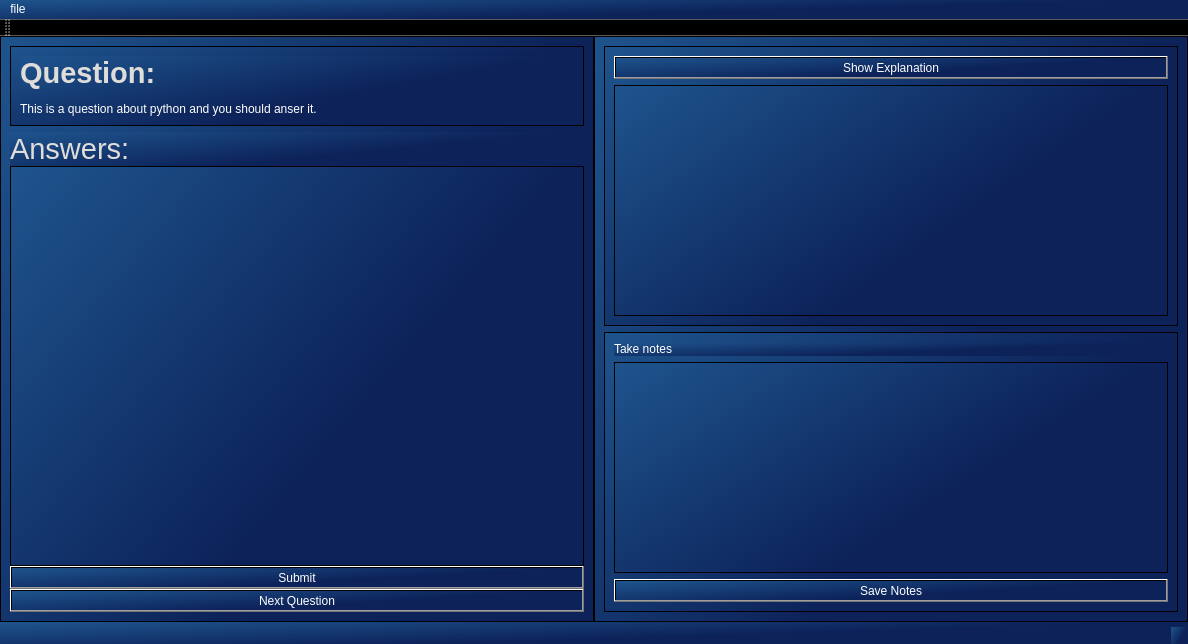
Old version of the form quiz/view/quiz.ui in the repository MikePia/ocr.
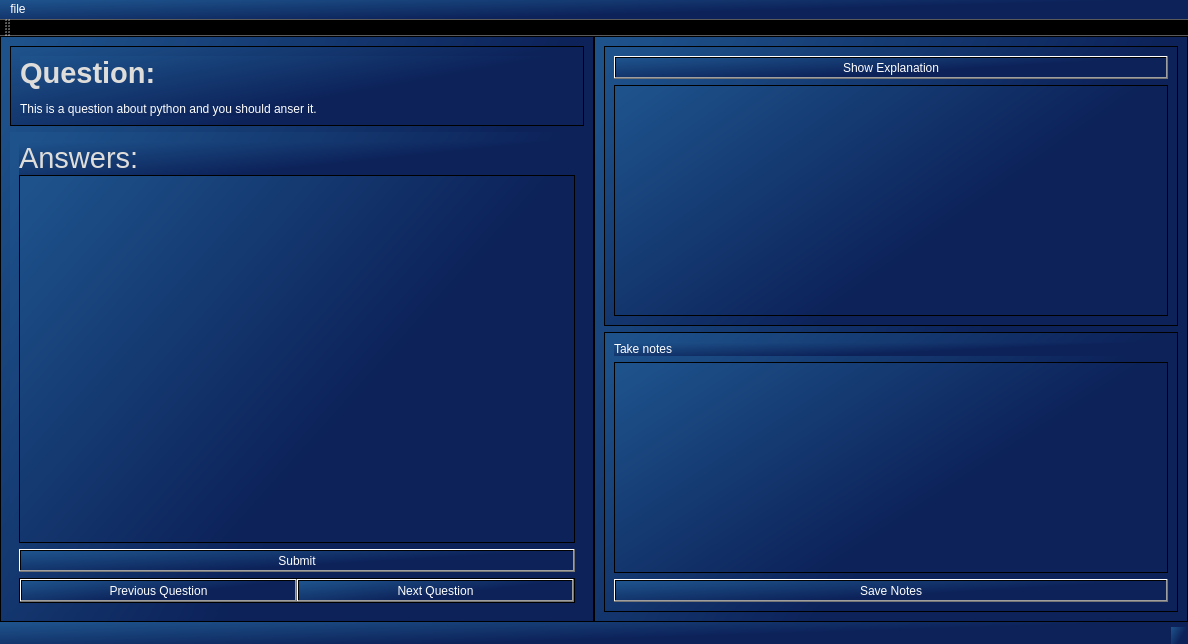
New version of the form. Icons and pictures are not drawn.

Commit message: Save notes Previous button

The edit to the form file:
```diff
--- a/quiz/view/quiz.ui
+++ b/quiz/view/quiz.ui
@@ -107,21 +107,6 @@
           <number>2</number>
          </property>
          <layout class="QVBoxLayout" name="verticalLayout_2">
-          <property name="spacing">
-           <number>0</number>
-          </property>
-          <property name="leftMargin">
-           <number>0</number>
-          </property>
-          <property name="topMargin">
-           <number>0</number>
-          </property>
-          <property name="rightMargin">
-           <number>0</number>
-          </property>
-          <property name="bottomMargin">
-           <number>0</number>
-          </property>
           <item>
            <widget class="QFrame" name="answers_frame">
             <property name="frameShape">
@@ -157,7 +142,7 @@
               </widget>
              </item>
              <item>
-              <widget class="QListWidget" name="answers_list_widget">
+              <widget class="QListView" name="answers_list_widget">
                <property name="frameShape">
                 <enum>QFrame::StyledPanel</enum>
                </property>
@@ -178,6 +163,37 @@
            </widget>
           </item>
           <item>
+           <widget class="QFrame" name="button_frame">
+            <property name="frameShape">
+             <enum>QFrame::StyledPanel</enum>
+            </property>
+            <property name="frameShadow">
+             <enum>QFrame::Raised</enum>
+            </property>
+            <layout class="QHBoxLayout" name="horizontalLayout_2">
+             <property name="spacing">
+              <number>0</number>
+             </property>
+             <property name="leftMargin">
+              <number>0</number>
+             </property>
+             <property name="topMargin">
+              <number>0</number>
+             </property>
+             <property name="rightMargin">
+              <number>0</number>
+             </property>
+             <property name="bottomMargin">
+              <number>0</number>
+             </property>
+             <item>
+              <widget class="QPushButton" name="previous_btn">
+               <property name="text">
+                <string>Previous Question</string>
+               </property>
+              </widget>
+             </item>
+             <item>
            <widget class="QPushButton" name="next_btn">
             <property name="styleSheet">
              <string notr="true">
@@ -186,6 +202,9 @@
             <property name="text">
              <string>Next Question</string>
             </property>
+              </widget>
+             </item>
+            </layout>
            </widget>
           </item>
          </layout>
```
Lines whose indentation alone changed are shown as unchanged. The commit also changes 4 other files.
